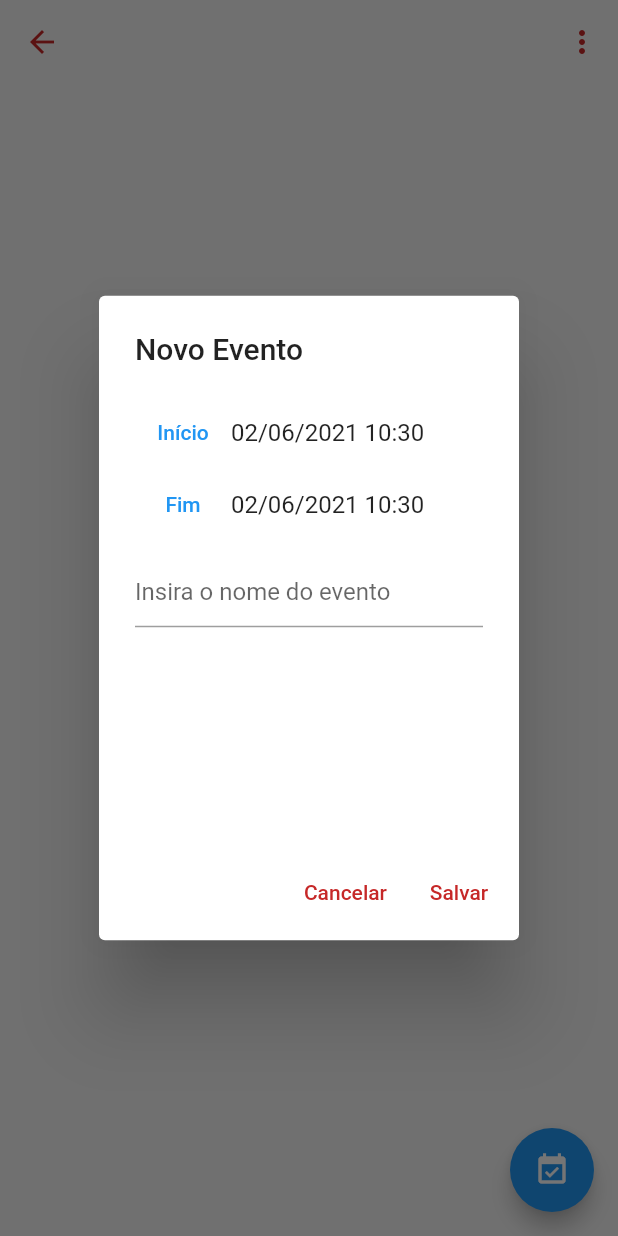
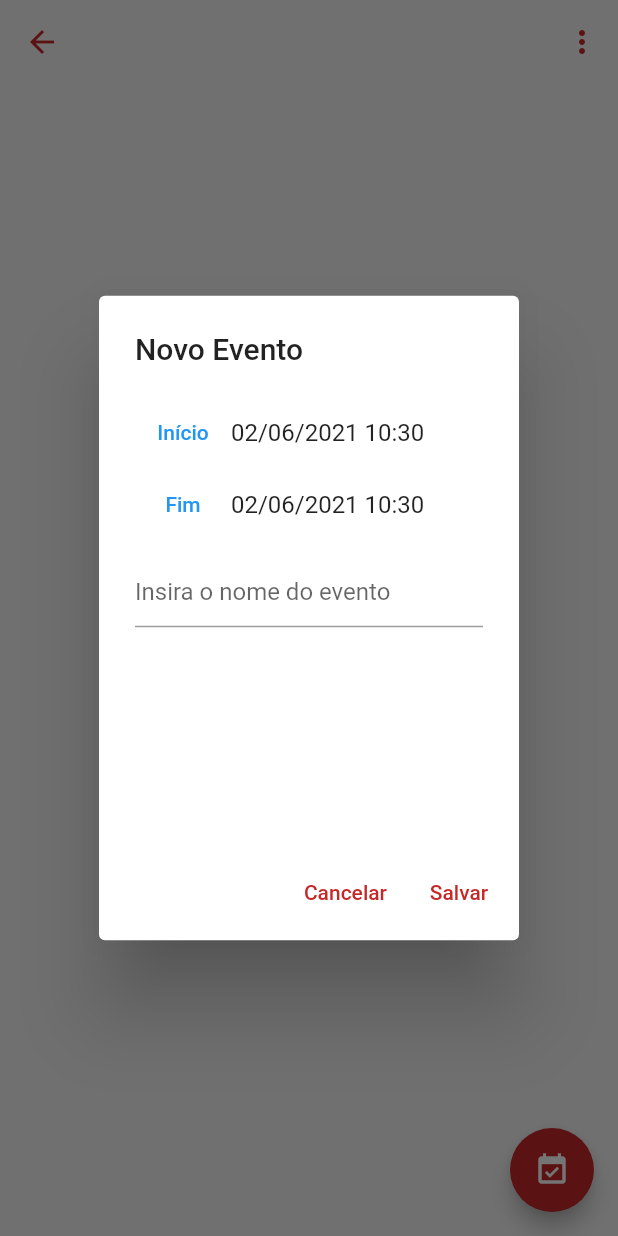
Before and after one commit to analaurafernandes/app_agenda_contatos, a Flutter app: the Detalhamento screen opened by its route, after a tap on the "event available" icon, on a phone screen of 412 x 824 dp. Run offline on Flutter 3.47's test engine with Material 2 defaults, Android fonts, the phone set to English and light mode, and no system bars; our stand-ins replace cloud_firestore, firebase_auth, firebase_core, flutter_datetime_picker, googleapis_auth, image_picker; missing offline and left inert: googleapis; accounts and stored records are empty.

```diff
--- a/lib/detalhamento_contato.dart
+++ b/lib/detalhamento_contato.dart
@@ -194,6 +194,7 @@ class _Detalhamento extends State<Detalhamento> {
         onPressed: () => modalCreateCalendar(context, 'add', null),
         tooltip: 'Adicionar novo',
         child: Icon(Icons.event_available),
+        backgroundColor: Colors.red[800],
       ),
     );
   }
--- a/lib/home_page.dart
+++ b/lib/home_page.dart
@@ -132,6 +132,7 @@ class _Home extends State<Home> {
           onPressed: () => modalCreate(context, 'add', null),
           tooltip: 'Adicionar novo',
           child: Icon(Icons.add),
+          backgroundColor: Colors.red[800],
         ),
     );
   }
--- a/lib/usuarios.dart
+++ b/lib/usuarios.dart
@@ -13,12 +13,6 @@ class _Users extends State<Users> {
   var busca = '';
   var campo = '';
   var conteudo = null;
-  _recuperaCep(String cep) async{
-    String url = "https://viacep.com.br/ws/${cep}/json/";
-    http.Response response;
-    response = await http.get(Uri.parse(url));
-    print("Resposta: " + response.body);
-  }
 
   @override
   Widget build(BuildContext context){
```
